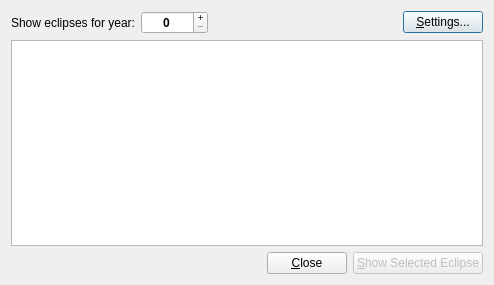
First picture: the form in src/plugins/render/eclipses/EclipsesListDialog.ui, repository KDE/marble, before the edit.
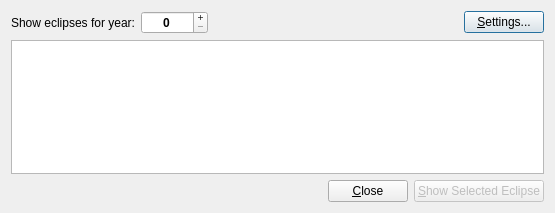
Second picture: the form after the edit.

Commit message: EclipsesPlugin: "More Eclipses" -> "Browse Eclipses"

Diff of the .ui file:
```diff
--- a/src/plugins/render/eclipses/EclipsesListDialog.ui
+++ b/src/plugins/render/eclipses/EclipsesListDialog.ui
@@ -6,8 +6,8 @@
    <rect>
     <x>0</x>
     <y>0</y>
-    <width>494</width>
-    <height>285</height>
+    <width>555</width>
+    <height>213</height>
    </rect>
   </property>
   <property name="windowTitle">
```
Left out of the diff: 2 changed lines with no effect on the pictures. The commit also changes 1 other file.
